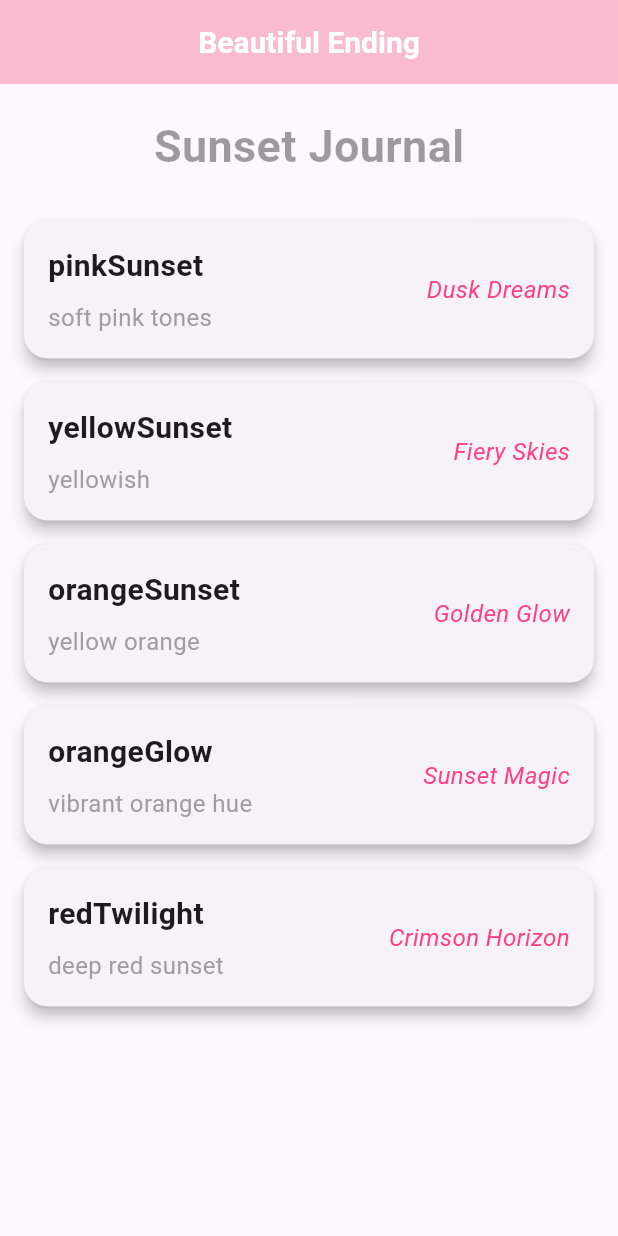
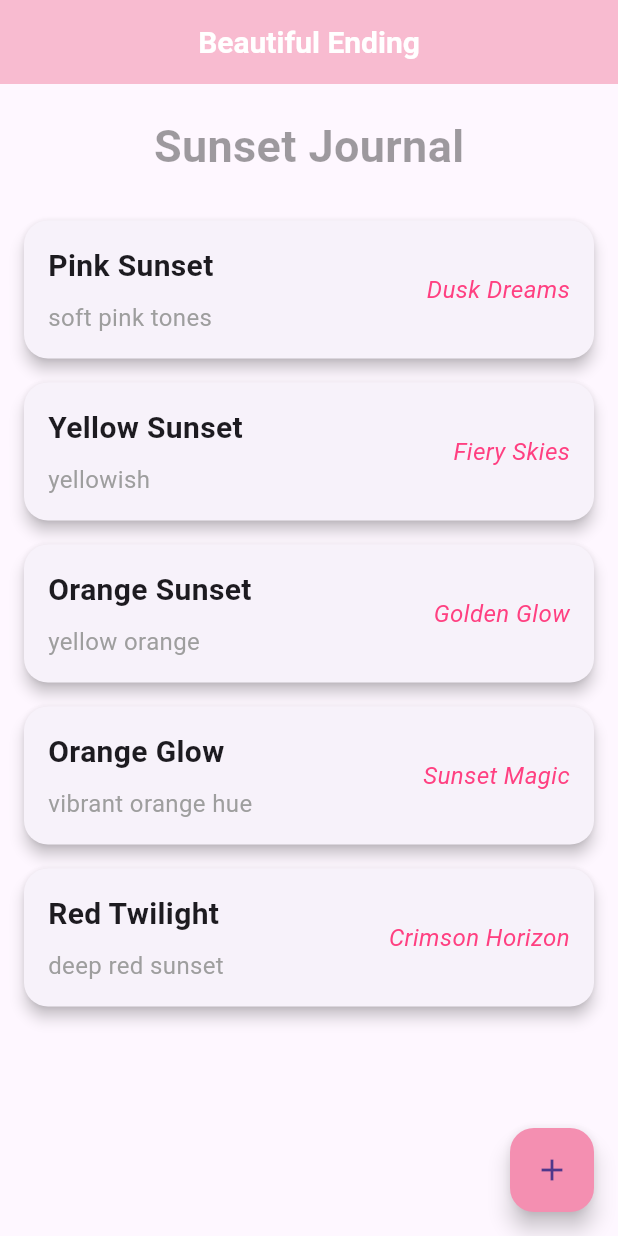
Before and after one commit to maybss24/sunset_journal, a Flutter app: the screen it shows after launch, on a phone screen of 412 x 824 dp. Run offline on Flutter 3.47's test engine with Material 3 defaults, Android fonts, the light colour scheme and no system bars; Roboto replaces fonts that are missing (Arial).

Commit message:
Dynamic-UI1 (updated)

```diff
--- a/lib/main.dart
+++ b/lib/main.dart
@@ -1,9 +1,13 @@
 import 'package:flutter/material.dart';
+import 'package:sunset/pages/AddColor.dart';
 import 'package:sunset/pages/Dashboard.dart';
 import 'package:sunset/pages/ListItems.dart';
 
 void main() {
  runApp(MaterialApp(
-   home: Listitems()
+   routes: {
+    '/' : (context) => Listitems(),
+    '/add' : (context) => Addcolor()
+   },
  ));
 }
--- a/lib/pages/ListItems.dart
+++ b/lib/pages/ListItems.dart
@@ -11,11 +11,11 @@ class Listitems extends StatefulWidget {
 
 class _ListitemsState extends State<Listitems> {
   List<Color> colors = [
-    Color(name: 'pinkSunset', description: 'soft pink tones', caption: 'Dusk Dreams'),
-    Color(name: 'yellowSunset', description: 'yellowish', caption: 'Fiery Skies'),
-    Color(name: 'orangeSunset', description: 'yellow orange', caption: 'Golden Glow'),
-    Color(name: 'orangeGlow', description: 'vibrant orange hue', caption: 'Sunset Magic'),
-    Color(name: 'redTwilight', description: 'deep red sunset', caption: 'Crimson Horizon'),
+    Color(name: 'Pink Sunset', description: 'soft pink tones', caption: 'Dusk Dreams'),
+    Color(name: 'Yellow Sunset', description: 'yellowish', caption: 'Fiery Skies'),
+    Color(name: 'Orange Sunset', description: 'yellow orange', caption: 'Golden Glow'),
+    Color(name: 'Orange Glow', description: 'vibrant orange hue', caption: 'Sunset Magic'),
+    Color(name: 'Red Twilight', description: 'deep red sunset', caption: 'Crimson Horizon'),
   ];
 
   @override
@@ -53,6 +53,13 @@ class _ListitemsState extends State<Listitems> {
           ],
         ),
       ),
+      floatingActionButton: FloatingActionButton(
+          onPressed: (){
+            Navigator.pushNamed(context, '/add');
+          },
+          backgroundColor: Colors.pink.shade200,
+          child: Icon(Icons.add),
+      ),
     );
   }
 }
```
Also changed, not shown: lib/pages/AddColor.dart (added, +137 -0 lines).
